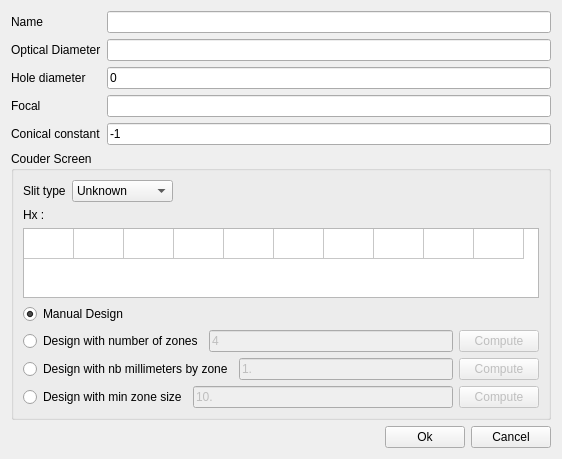
The window that DialogNewMirror.ui (edeforas/Foucault2) describes before a commit, drawn with Qt 5.
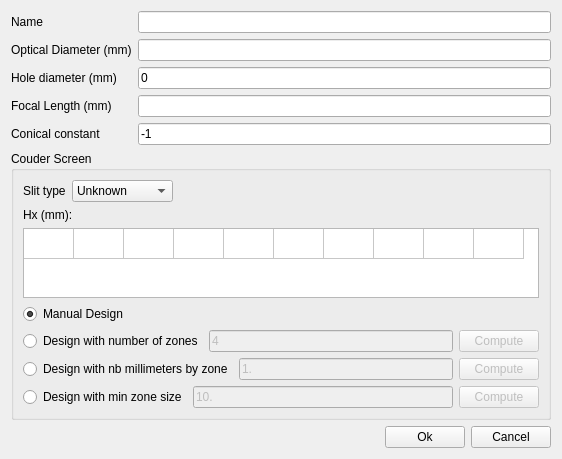
The same window after the commit. Icons and pictures are not drawn.

```diff
--- a/DialogNewMirror.ui
+++ b/DialogNewMirror.ui
@@ -23,7 +23,7 @@
      <item row="1" column="0">
       <widget class="QLabel" name="label_2">
        <property name="text">
-        <string>Optical Diameter</string>
+        <string>Optical Diameter (mm)</string>
        </property>
       </widget>
      </item>
@@ -40,7 +40,7 @@
      <item row="3" column="0">
       <widget class="QLabel" name="label_3">
        <property name="text">
-        <string>Focal</string>
+        <string>Focal Length (mm)</string>
        </property>
       </widget>
      </item>
@@ -67,7 +67,7 @@
      <item row="2" column="0">
       <widget class="QLabel" name="label_5">
        <property name="text">
-        <string>Hole diameter</string>
+        <string>Hole diameter (mm)</string>
        </property>
       </widget>
      </item>
@@ -132,7 +132,7 @@
       <item>
        <widget class="QLabel" name="label_6">
         <property name="text">
-         <string>Hx :</string>
+         <string>Hx (mm):</string>
         </property>
        </widget>
       </item>
```
